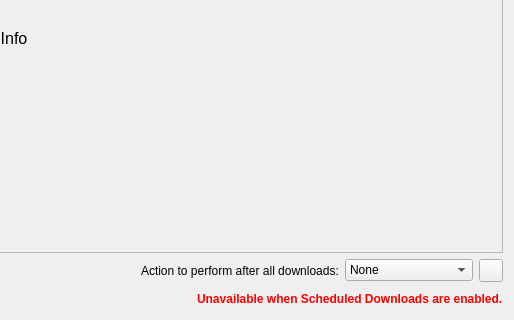
Before: the Qt Designer form resources/ui/downloads.ui in devhotteok/TwitchLink, drawn with Qt 5; both pictures show x 486 to 1000 and y 280 to 600 of the 1000 by 600 pixel window.
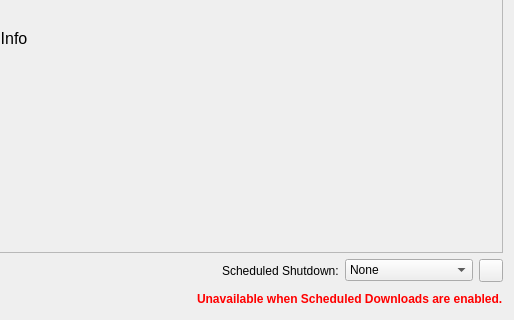
After: the same form once the commit is applied. Icons and pictures are not drawn.

Diff of the .ui file:
```diff
--- a/resources/ui/downloads.ui
+++ b/resources/ui/downloads.ui
@@ -10,11 +10,6 @@
     <height>600</height>
    </rect>
   </property>
-  <property name="font">
-   <font>
-    <pointsize>9</pointsize>
-   </font>
-  </property>
   <property name="windowTitle">
    <string>Downloads</string>
   </property>
@@ -495,7 +490,7 @@
             <item>
              <widget class="QLabel" name="downloadCompleteActionLabel">
               <property name="text">
-               <string>Action to perform after all downloads:</string>
+               <string>Scheduled Shutdown:</string>
               </property>
              </widget>
             </item>
```
Left out of the diff: 18 changed lines with no effect on the pictures.
